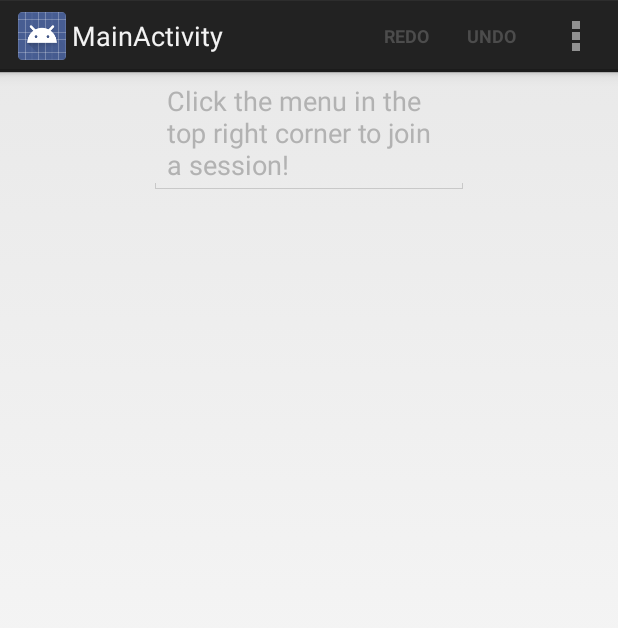
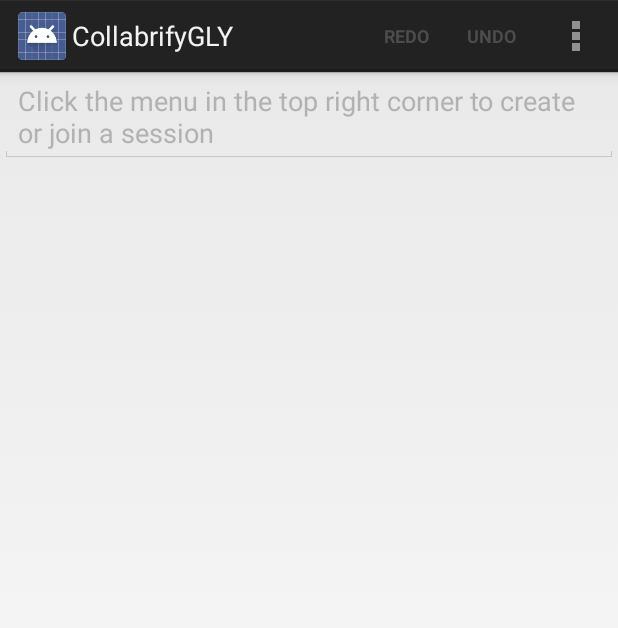
Before and after one commit to johntyu/EECS441WeWrtie, an Android app: the screen it shows after launch (MainActivity), on a phone screen of 412 x 824 dp. Shown: the top 628 px of the screen. Run offline under Robolectric (Android 15) with nearby library versions, the phone set to English and light mode, and no system bars.

Commit message:
add stuff

```diff
--- a/app/src/main/java/edu/umich/imlc/collabrify/collabrify_dummy_app/MainActivity.java
+++ b/app/src/main/java/edu/umich/imlc/collabrify/collabrify_dummy_app/MainActivity.java
@@ -40,11 +40,11 @@ public class MainActivity extends Activity implements
 {
   private static String TAG = "dummy";
 
-  private static final String GMAIL = "user email";
-  private static final String DISPLAY_NAME = "user display name";
-  private static final String ACCOUNT_GMAIL = "imlcteam@gmail.com";
-  private static final String ACCESS_TOKEN = "2468";
-    private static final String JOIN_THIS = "TRASHCAN10";
+  private static final String GMAIL = "user@mail.com";
+  private static final String DISPLAY_NAME = "CollabrifyGLY";
+  private static final String ACCOUNT_GMAIL = "441winter2014@umich.edu";
+  private static final String ACCESS_TOKEN = "338692774BBE";
+    private static final String JOIN_THIS = "TRASHCAN12";
 
   private CollabrifyClient myClient;
   private CTXEditText broadcastText;
@@ -52,7 +52,7 @@ public class MainActivity extends Activity implements
   private long sessionId;
   private int uid = 0;
   private String sessionName;
-  private String password = "password";
+  private String password = "hello";
 
   // redundant but for the sake of readability
   private CollabrifySessionListener sessionListener = this;
@@ -114,6 +114,17 @@ public class MainActivity extends Activity implements
       public void run()
       {
         showToast("Session created: " +sessionName + ", id: " + session.id());
+
+          Random rand = new Random();
+          uid = rand.nextInt();
+
+          CTXEditText editText = (CTXEditText) findViewById(R.id.BroadcastText);
+          userEditOccurring = true;
+          selfEditOccurring = true;
+          editText.setText("");
+          editText.setEnabled(true);
+          userEditOccurring = false;
+          selfEditOccurring = false;
       }
     });
   }
@@ -172,7 +183,7 @@ public class MainActivity extends Activity implements
           redoStack.clear();
           CTXEditText editText = (CTXEditText) findViewById(R.id.BroadcastText);
           editText.setEnabled(false);
-          editText.setText("Click the menu in the top right corner to join a session!");
+          editText.setText(R.string.startup_msg);
           selfEditOccurring = false;
           userEditOccurring = false;
 
--- a/app/src/main/res/layout/activity_main.xml
+++ b/app/src/main/res/layout/activity_main.xml
@@ -7,11 +7,14 @@
         android:layout_width="wrap_content"
         android:layout_height="wrap_content"
         android:layout_alignParentTop="true"
-        android:layout_centerHorizontal="true"
-        android:text="Click the menu in the top right corner to join a session!"
+        android:text="@string/startup_msg"
         android:enabled="false"
         android:ems="10"
-        android:inputType="textMultiLine|textNoSuggestions" >
+        android:inputType="textMultiLine|textNoSuggestions"
+        android:layout_alignParentLeft="true"
+        android:layout_alignParentStart="true"
+        android:layout_alignParentRight="true"
+        android:layout_alignParentEnd="true">
         <requestFocus />
     </edu.umich.imlc.collabrify.collabrify_dummy_app.CTXEditText>
 </RelativeLayout>
--- a/app/src/main/res/values/strings.xml
+++ b/app/src/main/res/values/strings.xml
@@ -1,8 +1,9 @@
 <resources>
 
-    <string name="app_name">Collabrify-dummy_app</string>
+    <string name="app_name">CollabrifyGLY</string>
     <string name="hello_world">Hello world!</string>
     <string name="menu_settings">Settings</string>
-    <string name="title_activity_main">MainActivity</string>
+    <string name="title_activity_main">CollabrifyGLY</string>
+    <string name="startup_msg">Click the menu in the top right corner to create or join a session</string>
 
 </resources>
```
Also changed, not shown: app/src/main/java/edu/umich/imlc/collabrify/collabrify_dummy_app/InputCommand.java (+12 -4 lines), 16 other files.
